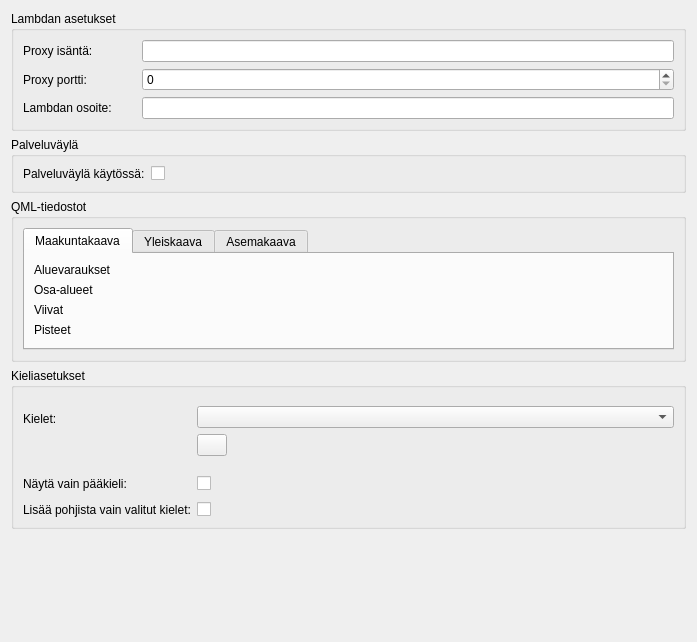
Qt form arho_feature_template/gui/dialogs/plugin_settings.ui (GispoCoding/arho-qgis-plugin) before a commit.
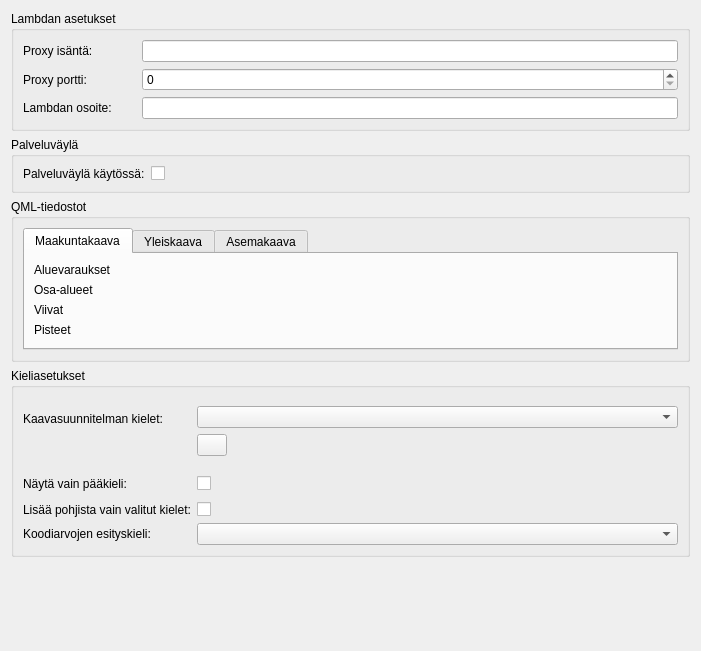
The same form after that commit. Custom widgets are drawn as their Qt base class.

Commit message: Add a setting for the language of code values

The edit to the form file:
```diff
--- a/arho_feature_template/gui/dialogs/plugin_settings.ui
+++ b/arho_feature_template/gui/dialogs/plugin_settings.ui
@@ -6,8 +6,8 @@
    <rect>
     <x>0</x>
     <y>0</y>
-    <width>697</width>
-    <height>642</height>
+    <width>701</width>
+    <height>651</height>
    </rect>
   </property>
   <property name="windowTitle">
@@ -303,7 +303,7 @@
          </size>
         </property>
         <property name="text">
-         <string>Kielet:</string>
+         <string>Kaavasuunnitelman kielet:</string>
         </property>
        </widget>
       </item>
@@ -393,6 +393,16 @@
         </property>
        </widget>
       </item>
+      <item row="3" column="1">
+       <widget class="CodeComboBox" name="code_value_language_combo_box"/>
+      </item>
+      <item row="3" column="0">
+       <widget class="QLabel" name="label_16">
+        <property name="text">
+         <string>Koodiarvojen esityskieli:</string>
+        </property>
+       </widget>
+      </item>
      </layout>
     </widget>
    </item>
```
The commit also changes 3 other files.
